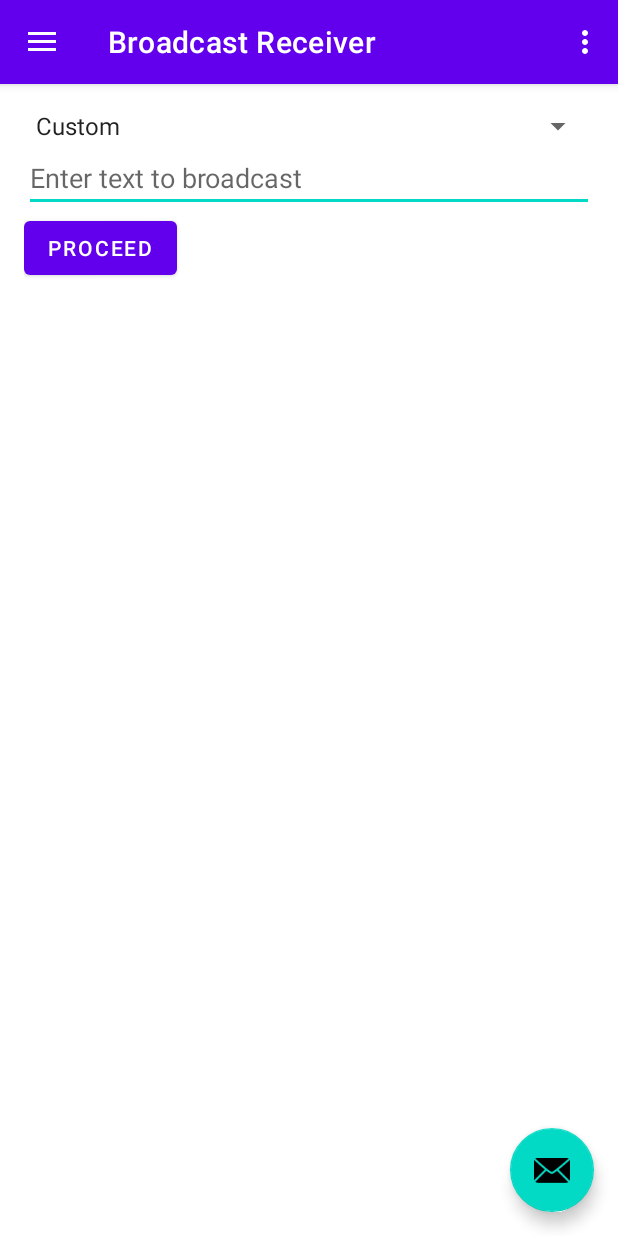
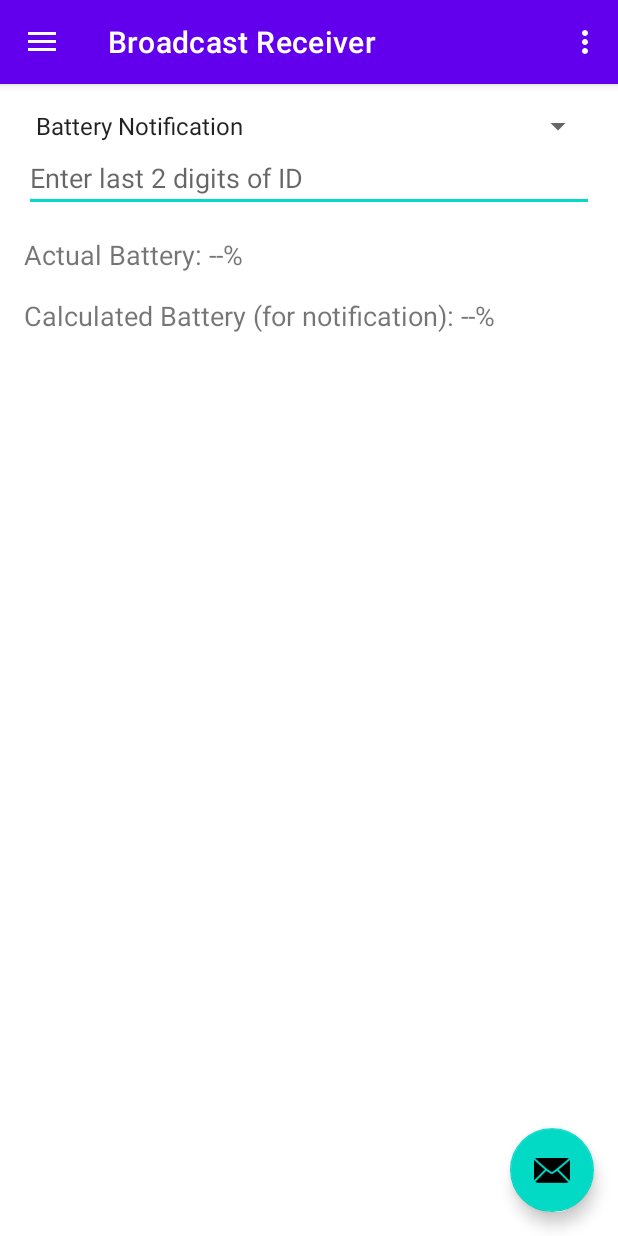
Before and after one commit to JrUchsas/CSE489_Project_Navigation-Drawer, an Android app: the screen it shows after launch (MainActivity), on a phone screen of 412 x 824 dp. Run offline under Robolectric (Android 15) with nearby library versions, the phone set to English and light mode, and no system bars; our stand-ins replace navigation-ui.

Commit message:
Assignment Viva Code Modification

```diff
--- a/app/src/main/java/com/example/navigationdrawer/ui/BroadcastReceiverFragment.kt
+++ b/app/src/main/java/com/example/navigationdrawer/ui/BroadcastReceiverFragment.kt
@@ -1,6 +1,8 @@
 package com.example.navigationdrawer.ui
 
 import android.Manifest
+import android.app.NotificationChannel
+import android.app.NotificationManager
 import android.content.BroadcastReceiver
 import android.content.Context
 import android.content.Intent
@@ -13,28 +15,42 @@ import android.view.LayoutInflater
 import android.view.View
 import android.view.ViewGroup
 import android.widget.*
+import android.text.Editable
+import android.text.TextWatcher
 import androidx.activity.result.contract.ActivityResultContracts
+import androidx.core.app.NotificationCompat
+import androidx.core.app.NotificationManagerCompat
 import androidx.core.content.ContextCompat
 import androidx.fragment.app.Fragment
 import com.example.navigationdrawer.R
 
 class BroadcastReceiverFragment : Fragment() {
 
-    private lateinit var spinner: Spinner
-    private lateinit var editText: EditText
-    private lateinit var button: Button
-    private lateinit var batteryLevel: TextView
+    // UI elements
+    private lateinit var spinner: Spinner // Keep if still used for other purposes, otherwise remove
+    private lateinit var idInputEditText: EditText
 
-    private val requestPermissionLauncher =
+    private lateinit var actualBatteryTextView: TextView
+    private lateinit var calculatedBatteryTextView: TextView
+
+    // Battery related
+    private var currentActualBatteryPercentage: Int = 0 // Store actual battery percentage
+
+    // Notification constants
+    private val NOTIFICATION_CHANNEL_ID = "battery_notification_channel"
+    private val NOTIFICATION_ID = 101
+
+    private val requestNotificationPermissionLauncher =
         registerForActivityResult(ActivityResultContracts.RequestPermission()) { isGranted: Boolean ->
             if (isGranted) {
                 Toast.makeText(requireContext(), "Notification permission granted", Toast.LENGTH_SHORT).show()
-                sendCustomBroadcast()
+                showBatteryNotification() // Try showing notification after permission
             } else {
                 Toast.makeText(requireContext(), "Notification permission denied", Toast.LENGTH_SHORT).show()
             }
         }
 
+    // Existing customReceiver (keep as is if still needed for other functionality)
     private val customReceiver = object : BroadcastReceiver() {
         override fun onReceive(context: Context?, intent: Intent?) {
             val message = intent?.getStringExtra("message")
@@ -47,8 +63,9 @@ class BroadcastReceiverFragment : Fragment() {
             val level = intent?.getIntExtra(BatteryManager.EXTRA_LEVEL, -1) ?: -1
             val scale = intent?.getIntExtra(BatteryManager.EXTRA_SCALE, -1) ?: -1
             if (level != -1 && scale != -1) {
-                val batteryPct = level / scale.toFloat()
-                batteryLevel.text = "Battery Level: ${"%.0f".format(batteryPct * 100)}%"
+                val batteryPct = (level / scale.toFloat() * 100).toInt()
+                currentActualBatteryPercentage = batteryPct // Store the actual percentage
+                actualBatteryTextView.text = "Actual Battery: $batteryPct%"
             }
         }
     }
@@ -59,84 +76,113 @@ class BroadcastReceiverFragment : Fragment() {
     ): View? {
         val view = inflater.inflate(R.layout.fragment_broadcast_receiver, container, false)
 
-        spinner = view.findViewById(R.id.spinner)
-        editText = view.findViewById(R.id.editText)
-        button = view.findViewById(R.id.button)
-        batteryLevel = view.findViewById(R.id.batteryLevel)
+        // Initialize UI elements with new IDs
+        spinner = view.findViewById(R.id.spinner) // Keep if spinner is still used
+        idInputEditText = view.findViewById(R.id.idInputEditText)
+        actualBatteryTextView = view.findViewById(R.id.actualBatteryTextView)
+        calculatedBatteryTextView = view.findViewById(R.id.calculatedBatteryTextView)
 
-        val options = arrayOf("Custom", "Battery Notification")
+        // Spinner setup (adjust or remove if not needed for other features)
+        val options = arrayOf("Custom", "Battery Notification") // Keep if spinner is still used
         val adapter = ArrayAdapter(requireContext(), android.R.layout.simple_spinner_item, options)
         spinner.adapter = adapter
 
+        // Simplified spinner listener or remove if spinner is not needed
         spinner.onItemSelectedListener = object : AdapterView.OnItemSelectedListener {
             override fun onItemSelected(parent: AdapterView<*>?, view: View?, position: Int, id: Long) {
-                if (position == 0) { // Custom
-                    editText.visibility = View.VISIBLE
-                    button.visibility = View.VISIBLE
-                    batteryLevel.visibility = View.GONE
-                } else { // Battery Notification
-                    editText.visibility = View.GONE
-                    button.visibility = View.GONE
-                    batteryLevel.visibility = View.VISIBLE
+                // If the spinner is still used for other features, keep its logic.
+                // Otherwise, remove this listener and ensure elements are always visible.
+                // For this task, we want the battery elements always visible.
+                // I'll assume the spinner is for other functionality and won't hide/show elements based on it.
+            }
+            override fun onNothingSelected(parent: AdapterView<*>?) {
+                // No action needed
+            }
+        }
+        spinner.setSelection(1) // Select "Battery Notification" by default if spinner is kept
+
+        idInputEditText.addTextChangedListener(object : TextWatcher {
+            override fun beforeTextChanged(s: CharSequence?, start: Int, count: Int, after: Int) {}
+            override fun onTextChanged(s: CharSequence?, start: Int, before: Int, count: Int) {
+                val inputId = s.toString()
+                if (inputId == "38") {
+                    checkNotificationPermissionAndShowBatteryNotification()
+                } else {
+                    // If input is not 38, show actual battery percentage in calculatedBatteryTextView
+                    calculatedBatteryTextView.text = "Calculated Battery (for notification): $currentActualBatteryPercentage%"
+                    // Optionally, you might want to cancel any previous notification here
+                    // NotificationManagerCompat.from(requireContext()).cancel(NOTIFICATION_ID)
                 }
             }
-            override fun onNothingSelected(parent: AdapterView<*>?) {
-                editText.visibility = View.VISIBLE
-                button.visibility = View.VISIBLE
-                batteryLevel.visibility = View.GONE
-            }
-        }
+            override fun afterTextChanged(s: Editable?) {}
+        })
 
-        button.setOnClickListener {
-            if (spinner.selectedItemPosition == 0) {
-                checkNotificationPermissionAndBroadcast()
-            }
-        }
-
-        // Ensure the initial state is correct
-        spinner.setSelection(0)
+        createNotificationChannel() // Create channel when fragment is created
 
         return view
     }
 
-    private fun checkNotificationPermissionAndBroadcast() {
+    private fun checkNotificationPermissionAndShowBatteryNotification() {
         if (Build.VERSION.SDK_INT >= Build.VERSION_CODES.TIRAMISU) {
             when {
                 ContextCompat.checkSelfPermission(
                     requireContext(),
                     Manifest.permission.POST_NOTIFICATIONS
                 ) == PackageManager.PERMISSION_GRANTED -> {
-                    sendCustomBroadcast()
+                    showBatteryNotification()
                 }
                 shouldShowRequestPermissionRationale(Manifest.permission.POST_NOTIFICATIONS) -> {
-                    Toast.makeText(requireContext(), "Notification permission is needed to show custom alerts.", Toast.LENGTH_LONG).show()
-                    requestPermissionLauncher.launch(Manifest.permission.POST_NOTIFICATIONS)
+                    Toast.makeText(requireContext(), "Notification permission is needed to show battery alerts.", Toast.LENGTH_LONG).show()
+                    requestNotificationPermissionLauncher.launch(Manifest.permission.POST_NOTIFICATIONS)
                 }
                 else -> {
-                    requestPermissionLauncher.launch(Manifest.permission.POST_NOTIFICATIONS)
+                    requestNotificationPermissionLauncher.launch(Manifest.permission.POST_NOTIFICATIONS)
                 }
             }
         } else {
-            sendCustomBroadcast()
+            showBatteryNotification()
         }
     }
 
-    private fun sendCustomBroadcast() {
-        val intent = Intent("com.example.cse489assignment.CUSTOM_BROADCAST")
-        intent.putExtra("message", editText.text.toString())
-        intent.setPackage(requireActivity().packageName)
-        requireActivity().sendBroadcast(intent)
+    private fun showBatteryNotification() {
+        val inputId = idInputEditText.text.toString()
+        val calculatedPercentage: Int
 
-        // Add a confirmation toast
-        Toast.makeText(requireContext(), "Message Sent", Toast.LENGTH_SHORT).show()
+        if (inputId == "38") {
+            calculatedPercentage = (currentActualBatteryPercentage + 10) % 238
+        } else {
+            calculatedPercentage = currentActualBatteryPercentage
+        }
 
-        // Clear the text field after sending for better user experience
-        editText.text.clear()
+        calculatedBatteryTextView.text = "Calculated Battery (for notification): $calculatedPercentage%"
+
+        val notificationManager = NotificationManagerCompat.from(requireContext())
+        val builder = NotificationCompat.Builder(requireContext(), NOTIFICATION_CHANNEL_ID)
+            .setSmallIcon(R.drawable.ic_launcher_foreground) // Use a suitable icon
+            .setContentTitle("Battery Status")
+            .setContentText("Display Percentage: $calculatedPercentage%")
+            .setPriority(NotificationCompat.PRIORITY_DEFAULT)
+
+        notificationManager.notify(NOTIFICATION_ID, builder.build())
+    }
+
+    private fun createNotificationChannel() {
+        if (Build.VERSION.SDK_INT >= Build.VERSION_CODES.O) {
+            val name = "Battery Notifications"
+            val descriptionText = "Notifications for battery percentage"
+            val importance = NotificationManager.IMPORTANCE_DEFAULT
+            val channel = NotificationChannel(NOTIFICATION_CHANNEL_ID, name, importance).apply {
+                description = descriptionText
+            }
+            val notificationManager: NotificationManager =
+                requireContext().getSystemService(Context.NOTIFICATION_SERVICE) as NotificationManager
+            notificationManager.createNotificationChannel(channel)
+        }
     }
 
     override fun onResume() {
         super.onResume()
-        // Register custom receiver
+        // Register custom receiver (if still needed)
         val customFilter = IntentFilter("com.example.cse489assignment.CUSTOM_BROADCAST")
         if (Build.VERSION.SDK_INT >= Build.VERSION_CODES.TIRAMISU) {
             requireActivity().registerReceiver(customReceiver, customFilter, Context.RECEIVER_NOT_EXPORTED)
@@ -155,7 +201,7 @@ class BroadcastReceiverFragment : Fragment() {
 
     override fun onPause() {
         super.onPause()
-        requireActivity().unregisterReceiver(customReceiver)
+        requireActivity().unregisterReceiver(customReceiver) // Unregister if still needed
         requireActivity().unregisterReceiver(batteryReceiver)
     }
 }
--- a/app/src/main/res/layout/fragment_broadcast_receiver.xml
+++ b/app/src/main/res/layout/fragment_broadcast_receiver.xml
@@ -11,22 +11,30 @@
         android:layout_height="wrap_content" />
 
     <EditText
-        android:id="@+id/editText"
+        android:id="@+id/idInputEditText"
         android:layout_width="match_parent"
         android:layout_height="wrap_content"
-        android:hint="Enter text to broadcast"
-        android:visibility="gone" />
+        android:hint="Enter last 2 digits of ID"
+        android:inputType="number"
+        android:maxLength="2"
+        android:visibility="visible" />
 
-    <Button
-        android:id="@+id/button"
+    <TextView
+        android:id="@+id/actualBatteryTextView"
         android:layout_width="wrap_content"
         android:layout_height="wrap_content"
-        android:text="Proceed" />
+        android:text="Actual Battery: --%"
+        android:textSize="18sp"
+        android:layout_marginTop="16dp"
+        android:visibility="visible" />
 
     <TextView
-        android:id="@+id/batteryLevel"
+        android:id="@+id/calculatedBatteryTextView"
         android:layout_width="wrap_content"
         android:layout_height="wrap_content"
-        android:text="Battery Level: "
-        android:visibility="gone" />
+        android:text="Calculated Battery (for notification): --%"
+        android:textSize="18sp"
+        android:layout_marginTop="16dp"
+        android:visibility="visible" />
+
 </LinearLayout>
```
Also changed, not shown: 1 other file.
